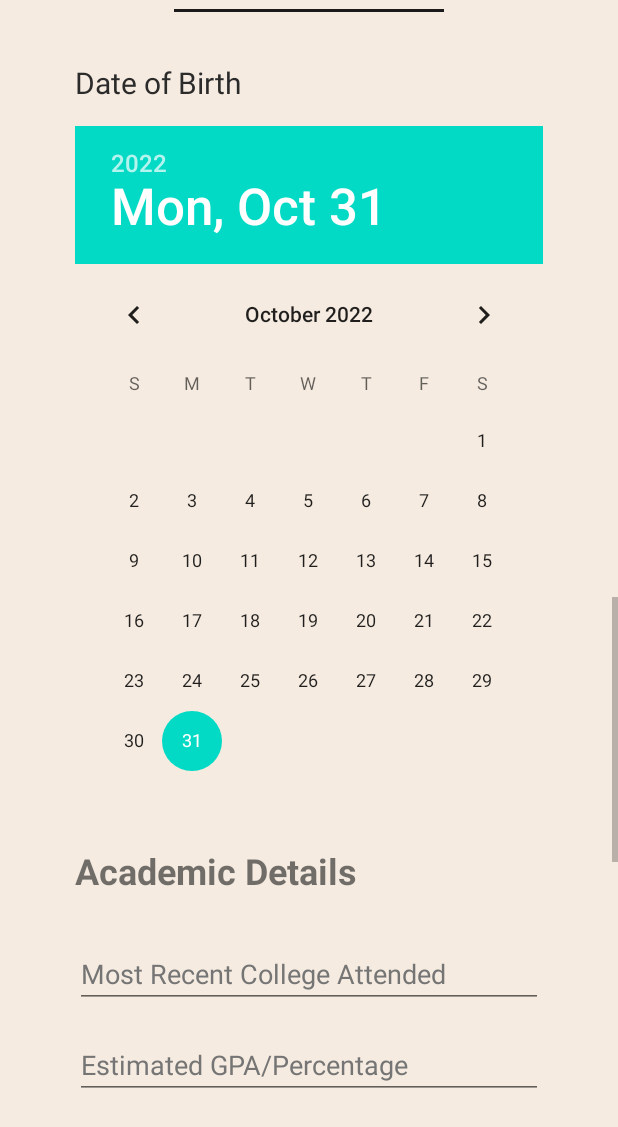
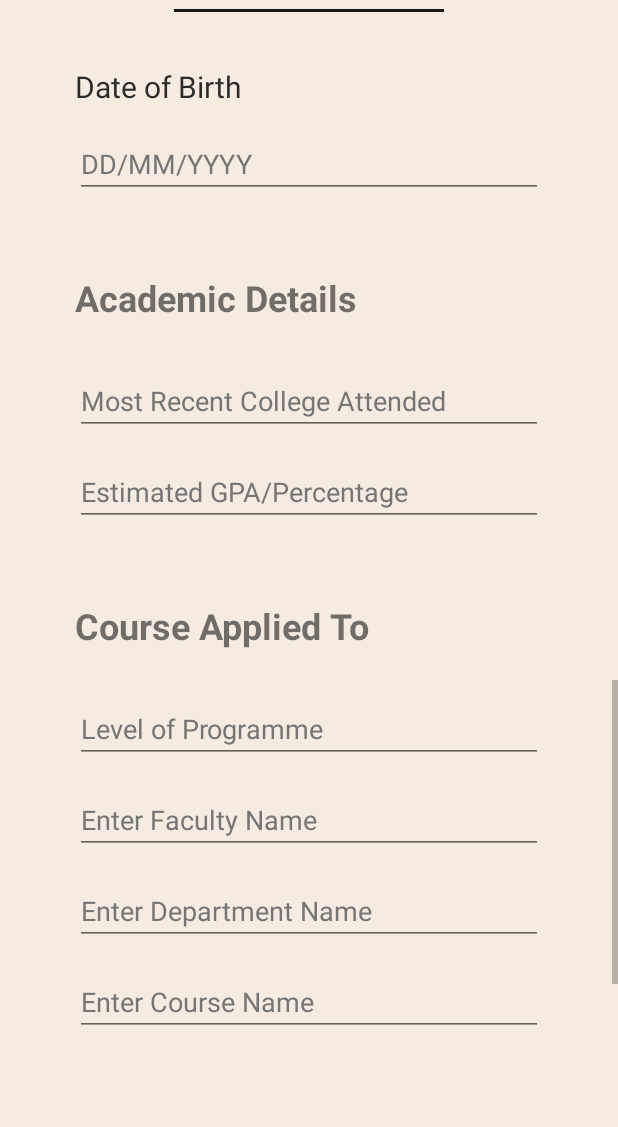
Before and after one commit to Rahul-Sharma-Github/Admission_App, an Android app: the FormActivity screen opened directly, with no data from a screen before it, scrolled down 1520 dp, on a phone screen of 412 x 824 dp, the part 109-1236 px from its top. Run offline under Robolectric (Android 15) with nearby library versions, the phone set to English and light mode, and no system bars.

Commit message:
changed the inputType properties of every view in FormActivity Page.

```diff
--- a/app/src/main/java/com/example/imageslider/FormActivity.java
+++ b/app/src/main/java/com/example/imageslider/FormActivity.java
@@ -5,13 +5,34 @@ import android.content.DialogInterface;
 import android.content.Intent;
 import android.os.Bundle;
 import android.view.View;
+import android.widget.AutoCompleteTextView;
 import android.widget.Button;
+import android.widget.EditText;
 
 import androidx.appcompat.app.AppCompatActivity;
 
 public class FormActivity extends AppCompatActivity {
 
+    //declaring variables of View Types
     Button btnSubmit;
+
+    EditText FirstName,LastName;
+
+    EditText StreetAddress,City,Region,ZipCode,Country;
+
+    EditText Email,PhoneNo;
+
+    EditText Nationality,Age;
+
+    AutoCompleteTextView Gender;
+    EditText Cast;
+
+    EditText AadharCardNumber;
+
+    EditText CountryOfBirth;
+
+
+
 
     //making instance of AlertDialog.Builder Class
     AlertDialog.Builder builder;
--- a/app/src/main/res/layout/activity_form.xml
+++ b/app/src/main/res/layout/activity_form.xml
@@ -83,7 +83,7 @@
                 android:ems="10"
                 android:hint="First Name"
                 android:inputType="textPersonName"
-                android:textColorHint="#757575"
+                android:textColorHint="#616161"
                 tools:ignore="TouchTargetSizeCheck" />
 
             <EditText
@@ -96,7 +96,7 @@
                 android:ems="10"
                 android:hint="Last Name"
                 android:inputType="textPersonName"
-                android:textColorHint="#757575"
+                android:textColorHint="#616161"
                 tools:ignore="TouchTargetSizeCheck" />
 
             <TextView
@@ -121,7 +121,7 @@
                 android:ems="10"
                 android:hint="Street Address"
                 android:inputType="textPersonName"
-                android:textColorHint="#757575"
+                android:textColorHint="#616161"
                 tools:ignore="TouchTargetSizeCheck" />
 
             <EditText
@@ -134,7 +134,7 @@
                 android:ems="10"
                 android:hint="City"
                 android:inputType="textPersonName"
-                android:textColorHint="#757575"
+                android:textColorHint="#616161"
                 tools:ignore="TouchTargetSizeCheck" />
 
             <EditText
@@ -147,7 +147,7 @@
                 android:ems="10"
                 android:hint="Region"
                 android:inputType="textPersonName"
-                android:textColorHint="#757575"
+                android:textColorHint="#616161"
                 tools:ignore="TouchTargetSizeCheck" />
 
             <EditText
@@ -159,8 +159,8 @@
                 android:layout_marginEnd="50dp"
                 android:ems="10"
                 android:hint="Zip Code"
-                android:inputType="textPersonName"
-                android:textColorHint="#757575"
+                android:inputType="none|number"
+                android:textColorHint="#616161"
                 tools:ignore="TouchTargetSizeCheck" />
 
             <EditText
@@ -173,7 +173,7 @@
                 android:ems="10"
                 android:hint="Country"
                 android:inputType="textPersonName"
-                android:textColorHint="#757575"
+                android:textColorHint="#616161"
                 tools:ignore="TouchTargetSizeCheck" />
 
             <TextView
@@ -245,7 +245,7 @@
                 android:layout_marginEnd="50dp"
                 android:ems="10"
                 android:hint="Age"
-                android:inputType="textPersonName"
+                android:inputType="none|number"
                 android:textColorHint="#757575" />
 
             <TextView
@@ -304,6 +304,7 @@
                 android:ems="10"
                 android:hint="Aadhar Card Number"
                 android:inputType="number"
+                android:minHeight="48dp"
                 android:textColorHint="#757575" />
 
             <TextView
@@ -342,14 +343,17 @@
                 android:textColor="#2C2B2B"
                 android:textSize="20sp" />
 
-            <DatePicker
-                android:id="@+id/datePicker1"
+            <EditText
+                android:id="@+id/dateOfBirth"
                 android:layout_width="match_parent"
                 android:layout_height="wrap_content"
                 android:layout_marginStart="50dp"
                 android:layout_marginTop="15dp"
                 android:layout_marginEnd="50dp"
-                android:visibility="visible" />
+                android:ems="10"
+                android:hint="DD/MM/YYYY"
+                android:inputType="date|none"
+                android:textColorHint="#757575" />
 
             <TextView
                 android:id="@+id/tvAD"
@@ -384,7 +388,7 @@
                 android:layout_marginEnd="50dp"
                 android:ems="10"
                 android:hint="Estimated GPA/Percentage"
-                android:inputType="textPersonName"
+                android:inputType="none|number"
                 android:textColorHint="#757575" />
 
             <TextView
```
